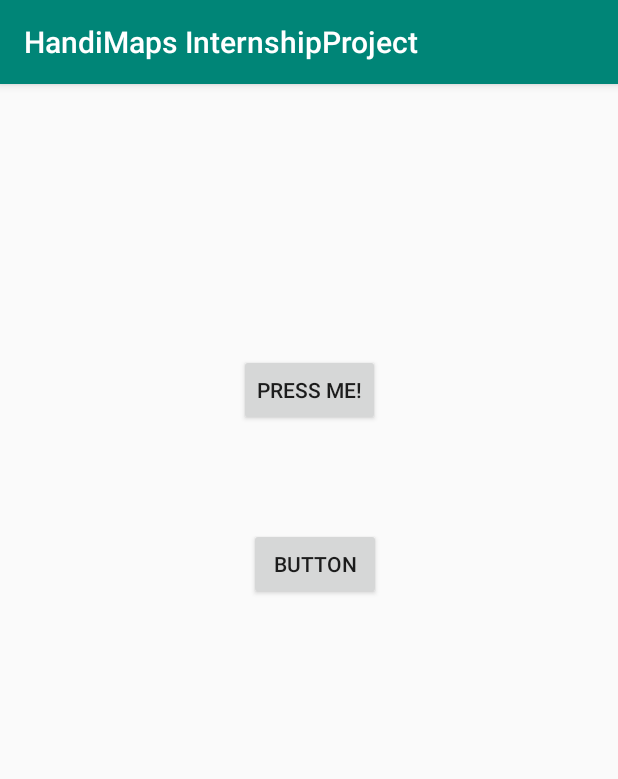
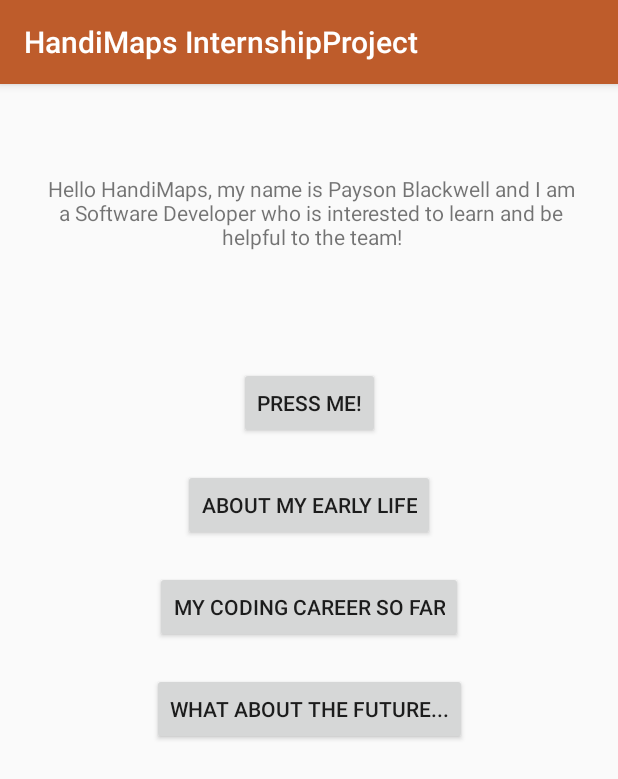
Before and after one commit to paysonblackwell/HandiMapsInternshipProject, an Android app: the screen it shows after launch (MainActivity), on a phone screen of 412 x 824 dp. Shown: the top 779 px of the screen. Run offline under Robolectric (Android 15) with nearby library versions, the phone set to English and light mode, and no system bars.

Commit message:
Getting the foundation to create more pages
Created buttons to outline the different pages I will create explaining about myself. I might make them fragements instead of other activities, will decide on that next. Also changed the Theme of the app.

```diff
--- a/app/src/main/res/layout/activity_main.xml
+++ b/app/src/main/res/layout/activity_main.xml
@@ -7,15 +7,15 @@
     tools:context=".MainActivity">
 
     <Button
-        android:id="@+id/button3"
+        android:id="@+id/button"
         android:layout_width="wrap_content"
         android:layout_height="wrap_content"
-        android:layout_marginTop="180dp"
+        android:layout_marginTop="25dp"
         android:onClick="callMapsActivity"
         android:text="Press Me!"
         app:layout_constraintEnd_toEndOf="parent"
         app:layout_constraintStart_toStartOf="parent"
-        app:layout_constraintTop_toTopOf="parent" />
+        app:layout_constraintTop_toBottomOf="@+id/textView2" />
 
     <TextView
         android:id="@+id/textView"
@@ -24,16 +24,49 @@
         android:layout_marginTop="28dp"
         app:layout_constraintEnd_toEndOf="parent"
         app:layout_constraintStart_toStartOf="parent"
-        app:layout_constraintTop_toBottomOf="@+id/button3" />
+        app:layout_constraintTop_toBottomOf="@+id/button" />
+
+    <TextView
+        android:id="@+id/textView2"
+        android:layout_width="357dp"
+        android:layout_height="103dp"
+        android:layout_marginStart="5dp"
+        android:layout_marginTop="60dp"
+        android:layout_marginEnd="5dp"
+        android:gravity="top|center"
+        android:text="@string/Introduction"
+        app:layout_constraintEnd_toEndOf="parent"
+        app:layout_constraintHorizontal_bias="0.529"
+        app:layout_constraintStart_toStartOf="parent"
+        app:layout_constraintTop_toTopOf="parent" />
 
     <Button
-        android:id="@+id/button5"
+        android:id="@+id/button2"
         android:layout_width="wrap_content"
         android:layout_height="wrap_content"
-        android:layout_marginTop="68dp"
-        android:text="Button"
+        android:layout_marginTop="20dp"
+        android:text="About my Early Life"
         app:layout_constraintEnd_toEndOf="parent"
-        app:layout_constraintHorizontal_bias="0.513"
+        app:layout_constraintStart_toStartOf="parent"
+        app:layout_constraintTop_toBottomOf="@+id/button" />
+
+    <Button
+        android:id="@+id/button3"
+        android:layout_width="wrap_content"
+        android:layout_height="wrap_content"
+        android:layout_marginTop="20dp"
+        android:text="My coding career so far"
+        app:layout_constraintEnd_toEndOf="parent"
+        app:layout_constraintStart_toStartOf="parent"
+        app:layout_constraintTop_toBottomOf="@+id/button2" />
+
+    <Button
+        android:id="@+id/button4"
+        android:layout_width="wrap_content"
+        android:layout_height="wrap_content"
+        android:layout_marginTop="20dp"
+        android:text="What about the Future..."
+        app:layout_constraintEnd_toEndOf="parent"
         app:layout_constraintStart_toStartOf="parent"
         app:layout_constraintTop_toBottomOf="@+id/button3" />
 
--- a/app/src/main/res/values/colors.xml
+++ b/app/src/main/res/values/colors.xml
@@ -1,6 +1,6 @@
 <?xml version="1.0" encoding="utf-8"?>
 <resources>
-    <color name="colorPrimary">#008577</color>
-    <color name="colorPrimaryDark">#00574B</color>
-    <color name="colorAccent">#D81B60</color>
+    <color name="colorPrimary">#be5c2b</color>
+    <color name="colorPrimaryDark">#762701</color>
+    <color name="colorAccent">#05a3ff</color>
 </resources>
--- a/app/src/main/res/values/strings.xml
+++ b/app/src/main/res/values/strings.xml
@@ -1,4 +1,6 @@
 <resources>
     <string name="app_name">HandiMaps InternshipProject</string>
     <string name="title_activity_maps">Map</string>
+    <string name="Introduction">Hello HandiMaps, my name is Payson Blackwell and I am a Software Developer who is interested to learn and be helpful to the team!
+    </string>
 </resources>
```
